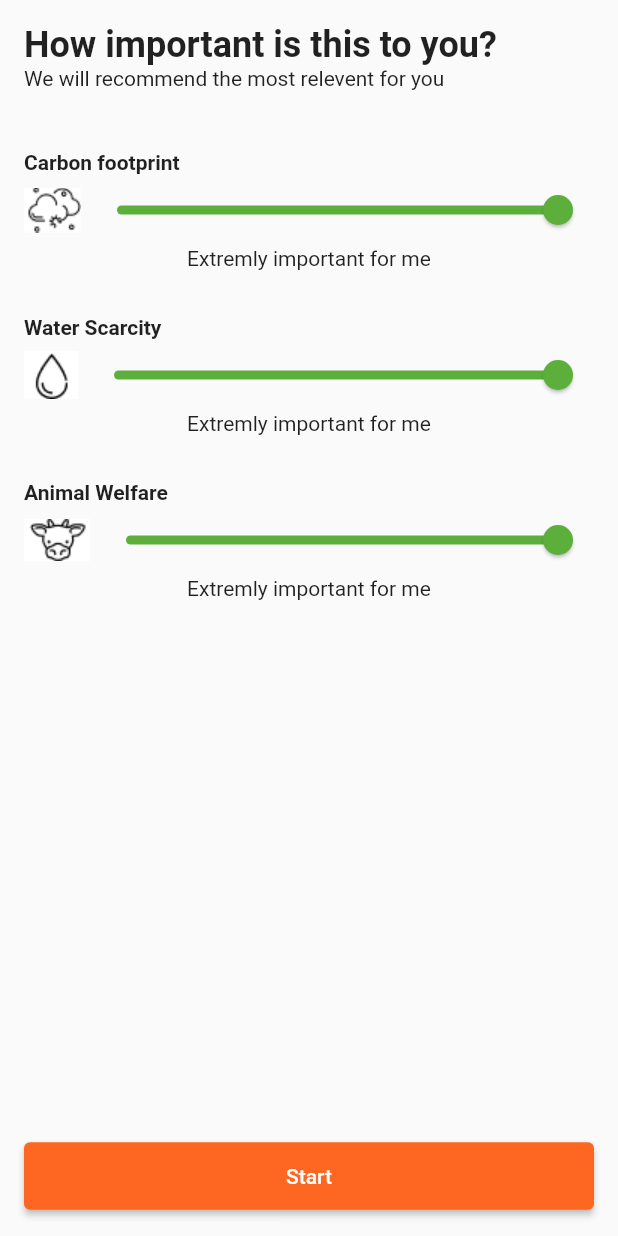
After one commit to Omerixe/EcoMi, a Flutter app: the OnboardingPreferencesPage screen opened directly, on a phone screen of 412 x 824 dp. The commit adds this screen. Run offline on Flutter 3.47's test engine with Material 2 defaults, Android fonts, the phone set to English and light mode, and no system bars; our stand-ins replace introduction_screen, shared_preferences; accounts and stored records are empty.

Commit message:
add the preferences page

```diff
--- a/lib/colors.dart
+++ b/lib/colors.dart
@@ -1,3 +1,4 @@
 import 'package:flutter/material.dart';
 
-const kPrimaryColor = Color(0xffFF6600);
+const kPrimaryColor = Color(0xFFFD6721);
+const kGreen = Color(0xFF5CAF3B);
--- a/lib/main.dart
+++ b/lib/main.dart
@@ -27,6 +27,7 @@ class MyApp extends StatelessWidget {
         elevatedButtonTheme: ElevatedButtonThemeData(
           style: ElevatedButton.styleFrom(
             primary: kPrimaryColor,
+            minimumSize: Size(double.infinity, 45),
           ),
         ),
       ),
--- a/lib/screens/onboarding/onboarding_page.dart
+++ b/lib/screens/onboarding/onboarding_page.dart
@@ -1,8 +1,7 @@
 import 'package:flutter/material.dart';
 import 'package:introduction_screen/introduction_screen.dart';
 import 'package:mi_sustainability/colors.dart';
-import 'package:mi_sustainability/screens/home_page.dart';
-import 'package:shared_preferences/shared_preferences.dart';
+import 'package:mi_sustainability/screens/onboarding/onboarding_preferences_page.dart';
 
 class OnboardingPage extends StatefulWidget {
   @override
@@ -47,11 +46,10 @@ class _OnboardingState extends State<OnboardingPage> {
             decoration: pageDecoration,
             footer: ElevatedButton(
               onPressed: () async {
-                SharedPreferences prefs = await SharedPreferences.getInstance();
-                prefs.setBool('onboardingDone', true);
                 Navigator.pushReplacement(
                   context,
-                  MaterialPageRoute(builder: (context) => HomePage()),
+                  MaterialPageRoute(
+                      builder: (context) => OnboardingPreferencesPage()),
                 );
               },
               child: const Text("Let's Go !"),
--- /dev/null
+++ b/lib/screens/onboarding/onboarding_preferences_page.dart
@@ -0,0 +1,178 @@
+import 'package:flutter/material.dart';
+import 'package:shared_preferences/shared_preferences.dart';
+
+import '../../colors.dart';
+import '../home_page.dart';
+
+class OnboardingPreferencesPage extends StatefulWidget {
+  @override
+  _OnboardingPreferencesPageState createState() =>
+      _OnboardingPreferencesPageState();
+}
+
+class _OnboardingPreferencesPageState extends State<OnboardingPreferencesPage> {
+  double _currentCo2SliderValue = 100.0;
+  double _currentWaterSliderValue = 100.0;
+  double _currentAnimalSliderValue = 100.0;
+
+  String _getSliderText(double value) {
+    var roundedValue = value.round();
+    if (roundedValue <= 75 && roundedValue >= 25) {
+      return 'Somewhat  important for me';
+    } else if (roundedValue > 75) {
+      return 'Extremly important for me';
+    } else {
+      return 'Not important for me';
+    }
+  }
+
+  Color _getSliderColor(double value) {
+    var roundedValue = value.round();
+    if (roundedValue <= 75 && roundedValue >= 25) {
+      return kPrimaryColor;
+    } else if (roundedValue > 75) {
+      return kGreen;
+    } else {
+      return Colors.red;
+    }
+  }
+
+  @override
+  Widget build(BuildContext context) {
+    return SafeArea(
+      child: Scaffold(
+        body: Padding(
+          padding: const EdgeInsets.all(16.0),
+          child: Column(
+            crossAxisAlignment: CrossAxisAlignment.stretch,
+            children: [
+              Text(
+                'How important is this to you?',
+                style: TextStyle(
+                  fontSize: 24,
+                  fontWeight: FontWeight.bold,
+                ),
+              ),
+              Text('We will recommend the most relevent for you'),
+              SizedBox(
+                height: 40,
+              ),
+              Text(
+                'Carbon footprint',
+                style: TextStyle(
+                  fontWeight: FontWeight.bold,
+                ),
+              ),
+              Row(
+                children: [
+                  Image.asset('assets/co2_icon.png'),
+                  Expanded(
+                    child: Slider(
+                      value: _currentCo2SliderValue,
+                      min: 0,
+                      max: 100,
+                      activeColor: _getSliderColor(_currentCo2SliderValue),
+                      inactiveColor: _getSliderColor(_currentCo2SliderValue),
+                      label: _currentCo2SliderValue.round().toString(),
+                      onChanged: (double value) {
+                        setState(() {
+                          _currentCo2SliderValue = value;
+                        });
+                      },
+                    ),
+                  ),
+                ],
+              ),
+              Text(
+                _getSliderText(_currentCo2SliderValue),
+                textAlign: TextAlign.center,
+              ),
+              SizedBox(
+                height: 30,
+              ),
+              Text(
+                'Water Scarcity',
+                style: TextStyle(
+                  fontWeight: FontWeight.bold,
+                ),
+              ),
+              Row(
+                children: [
+                  Image.asset('assets/water_icon.png'),
+                  Expanded(
+                    child: Slider(
+                      value: _currentWaterSliderValue,
+                      min: 0,
+                      max: 100,
+                      activeColor: _getSliderColor(_currentWaterSliderValue),
+                      inactiveColor: _getSliderColor(_currentWaterSliderValue),
+                      label: _currentWaterSliderValue.round().toString(),
+                      onChanged: (double value) {
+                        setState(() {
+                          _currentWaterSliderValue = value;
+                        });
+                      },
+                    ),
+                  ),
+                ],
+              ),
+              Text(
+                _getSliderText(_currentWaterSliderValue),
+                textAlign: TextAlign.center,
+              ),
+              SizedBox(
+                height: 30,
+              ),
+              Text(
+                'Animal Welfare',
+                style: TextStyle(
+                  fontWeight: FontWeight.bold,
+                ),
+              ),
+              Row(
+                children: [
+                  Image.asset('assets/animal_icon.png'),
+                  Expanded(
+                    child: Slider(
+                      value: _currentAnimalSliderValue,
+                      min: 0,
+                      max: 100,
+                      activeColor: _getSliderColor(_currentAnimalSliderValue),
+                      inactiveColor: _getSliderColor(_currentAnimalSliderValue),
+                      label: _currentAnimalSliderValue.round().toString(),
+                      onChanged: (double value) {
+                        setState(() {
+                          _currentAnimalSliderValue = value;
+                        });
+                      },
+                    ),
+                  ),
+                ],
+              ),
+              Text(
+                _getSliderText(_currentAnimalSliderValue),
+                textAlign: TextAlign.center,
+              ),
+              Expanded(
+                child: Align(
+                  alignment: Alignment.bottomCenter,
+                  child: ElevatedButton(
+                    onPressed: () async {
+                      var prefs = await SharedPreferences.getInstance();
+                      prefs.setBool('onboardingDone', true);
+                      Navigator.pushReplacement(
+                        context,
+                        MaterialPageRoute(builder: (context) => HomePage()),
+                      );
+                    },
+                    child: const Text('Start'),
+                  ),
+                ),
+              ),
+            ],
+          ),
+        ),
+      ),
+    );
+  }
+}
```
Also changed, not shown: assets/animal_icon.png (added), assets/co2_icon.png (added), assets/water_icon.png (added).
